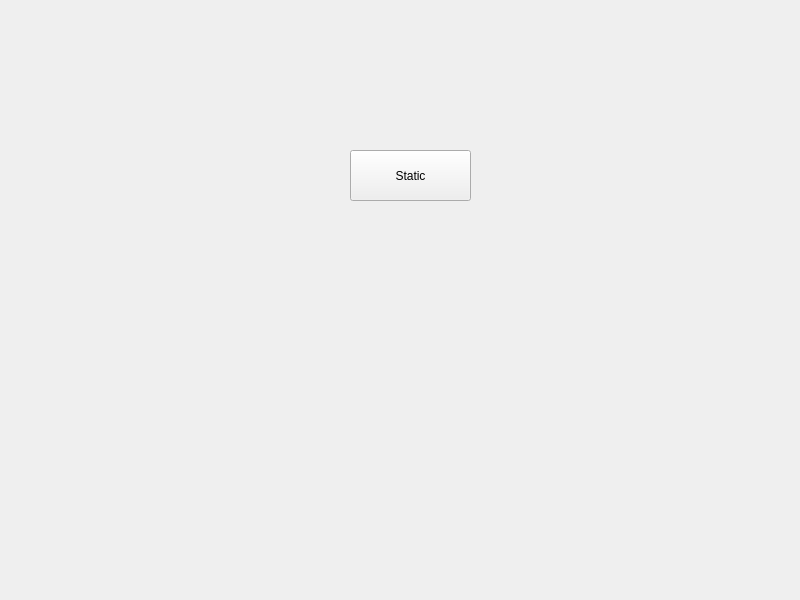
Hitagi7/qt-brbooth, file brbooth.ui: the form before one commit.
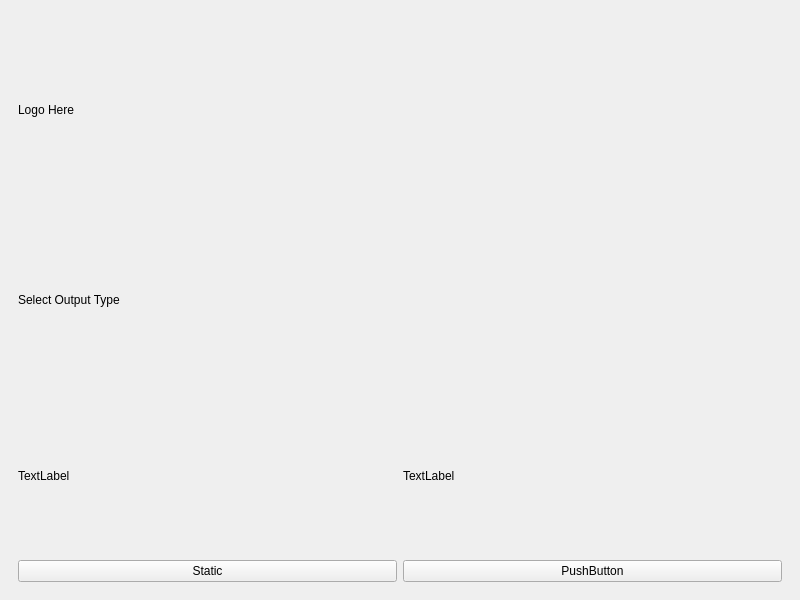
The form after the commit. The open tabs and pages were chosen to show the change. Icons and pictures are not drawn. Custom widgets are drawn as their Qt base class.

Commit message: added pictures and layout for landing page

What changed in the file:
```diff
--- a/brbooth.ui
+++ b/brbooth.ui
@@ -14,35 +14,82 @@
    <string>BRBooth</string>
   </property>
   <widget class="QWidget" name="centralwidget">
-   <widget class="QStackedWidget" name="stackedWidget">
-    <property name="geometry">
-     <rect>
-      <x>0</x>
-      <y>0</y>
-      <width>801</width>
-      <height>601</height>
-     </rect>
-    </property>
-    <property name="currentIndex">
-     <number>1</number>
-    </property>
-    <widget class="QWidget" name="landingpage">
-     <widget class="QPushButton" name="pushButton">
-      <property name="geometry">
-       <rect>
-        <x>350</x>
-        <y>150</y>
-        <width>121</width>
-        <height>51</height>
-       </rect>
+   <layout class="QVBoxLayout" name="verticalLayout_2">
+    <item>
+     <widget class="QStackedWidget" name="stackedWidget">
+      <property name="currentIndex">
+       <number>0</number>
       </property>
-      <property name="text">
-       <string>Static</string>
-      </property>
+      <widget class="QWidget" name="landingpage">
+       <property name="styleSheet">
+        <string notr="true">#landingpage {
+    background-image: url(:/images/pics/bg.png); 
+    background-repeat: no-repeat;
+    background-position: center;
+	background-size: contain;
+}</string>
+       </property>
+       <layout class="QVBoxLayout" name="verticalLayout_3">
+        <item>
+         <widget class="QLabel" name="label_2">
+          <property name="text">
+           <string>Logo Here</string>
+          </property>
+         </widget>
+        </item>
+        <item>
+         <widget class="QLabel" name="label">
+          <property name="text">
+           <string>Select Output Type</string>
+          </property>
+         </widget>
+        </item>
+        <item>
+         <layout class="QHBoxLayout" name="horizontalLayout_6">
+          <item>
+           <layout class="QVBoxLayout" name="verticalLayout_4">
+            <item>
+             <widget class="QLabel" name="label_3">
+              <property name="text">
+               <string>TextLabel</string>
+              </property>
+             </widget>
+            </item>
+            <item>
+             <widget class="QPushButton" name="pushButton">
+              <property name="text">
+               <string>Static</string>
+              </property>
+             </widget>
+            </item>
+           </layout>
+          </item>
+          <item>
+           <layout class="QVBoxLayout" name="verticalLayout_5">
+            <item>
+             <widget class="QLabel" name="label_4">
+              <property name="text">
+               <string>TextLabel</string>
+              </property>
+             </widget>
+            </item>
+            <item>
+             <widget class="QPushButton" name="pushButton_5">
+              <property name="text">
+               <string>PushButton</string>
+              </property>
+             </widget>
+            </item>
+           </layout>
+          </item>
+         </layout>
+        </item>
+       </layout>
+      </widget>
+      <widget class="Foreground" name="forepage"/>
      </widget>
-    </widget>
-    <widget class="Foreground" name="forepage"/>
-   </widget>
+    </item>
+   </layout>
   </widget>
  </widget>
  <customwidgets>
```
The commit also changes 5 other files.
